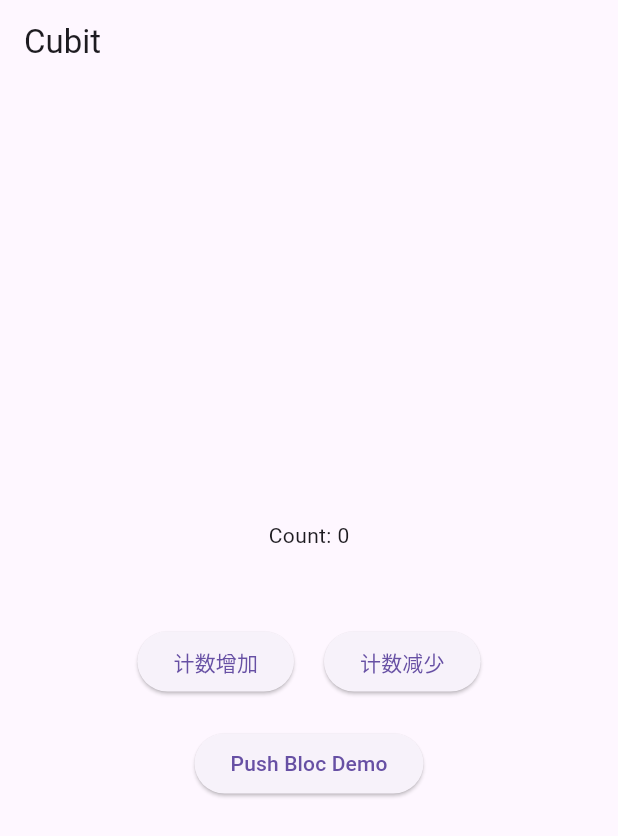
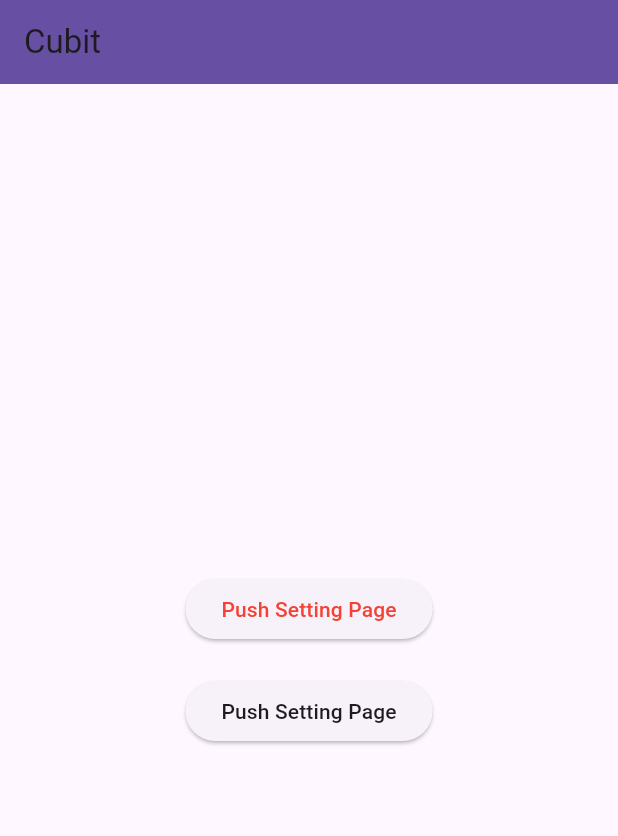
Before and after one commit to aichidoujiao/bloc_demo, a Flutter app: the screen it shows after launch, on a phone screen of 412 x 824 dp. Shown: the top 836 px of the screen. Run offline on Flutter 3.47's test engine with Material 3 defaults, Android fonts, the phone set to English and light mode, and no system bars; our stand-ins replace adaptive_theme, bloc, flutter_bloc, go_router.

Commit message:
颜色值定义 主题切换拓展属性

```diff
--- a/lib/main.dart
+++ b/lib/main.dart
@@ -1,25 +1,26 @@
+import 'package:adaptive_theme/adaptive_theme.dart';
+import 'package:bloc_demo/setting/setting_page.dart';
 import 'package:bloc_demo/user/bloc/user_blocs.dart';
 import 'package:flutter/material.dart';
 import 'package:flutter_bloc/flutter_bloc.dart';
 import 'package:go_router/go_router.dart';
 
-import 'user/cubit/count_cubit.dart';
+import 'theme/custom_theme.dart';
 import 'user/pages/my_bloc_page.dart';
 import 'user/pages/my_cubit_page.dart';
 
-void main() {
-  runApp(const MyApp());
+void main() async {
+  WidgetsFlutterBinding.ensureInitialized();
+  final savedThemeMode = await AdaptiveTheme.getThemeMode();
+  runApp(MyApp(savedThemeMode: savedThemeMode));
 }
 
 final GoRouter _router = GoRouter(
-  initialLocation: '/MyCubitPage',
+  initialLocation: '/',
   routes: [
     GoRoute(
-      path: '/MyCubitPage',
-      builder: (context, state) => BlocProvider(
-        create: (context) => CounterCubit(),
-        child: const MyCubitPage(),
-      ),
+      path: '/',
+      builder: (context, state) => const MyCubitPage(),
     ),
     GoRoute(
       path: '/MyBlocPage',
@@ -28,16 +29,31 @@ final GoRouter _router = GoRouter(
         child: const MyBlocPage(),
       ),
     ),
+    GoRoute(
+      path: '/SettingPage',
+      builder: (context, state) => const SettingPage(),
+    ),
   ],
 );
 
 class MyApp extends StatelessWidget {
-  const MyApp({super.key});
+  final AdaptiveThemeMode? savedThemeMode;
+
+  const MyApp({super.key, this.savedThemeMode});
 
   @override
   Widget build(BuildContext context) {
-    return MaterialApp.router(
-      routerConfig: _router,
+    return AdaptiveTheme(
+      light: ThemeLight.themeData,
+      dark: ThemeDark.themeData,
+      initial: savedThemeMode ?? AdaptiveThemeMode.light,
+      builder: (theme, darkTheme) => MaterialApp.router(
+        title: 'Adaptive Theme Demo',
+        theme: theme,
+        darkTheme: darkTheme,
+        routerConfig: _router,
+      ),
+      debugShowFloatingThemeButton: true,
     );
   }
 }
--- /dev/null
+++ b/lib/theme/custom_theme.dart
@@ -0,0 +1,3 @@
+export 'theme_dark.dart';
+export 'theme_light.dart';
+export 'extension_theme.dart';
--- /dev/null
+++ b/lib/theme/theme_dark.dart
@@ -0,0 +1,30 @@
+import 'package:flutter/material.dart';
+
+class ThemeDark {
+  static final ThemeData themeData = ThemeData(brightness: Brightness.dark);
+  static Color brand1 = const Color(0xFF1A222B);
+  static Color brand2 = const Color(0xFF243344);
+  static Color brand3 = const Color(0xFF304459);
+  static Color brand4 = const Color(0xFF7EAEE6);
+  static Color brand5 = const Color(0xFF558ED9);
+  static Color brand6 = const Color(0xFF2F6DCD);
+  static Color brand7 = const Color(0xFF1E50A6);
+  static Color fill1 = const Color(0xFF32353B);
+  static Color fill2 = const Color(0xFF292C31);
+  static Color fill3 = const Color(0xFF1E2024);
+  static Color fill4 = const Color(0xFF595C63);
+  static Color fill5 = const Color(0xFF00050E);
+  static Color fill6 = const Color(0xFF262626);
+  static Color fill7 = const Color(0xFF262626);
+  static Color surface0 = const Color(0xFF141414);
+  static Color surface1 = const Color(0xFF1E2024);
+  static Color surface2 = const Color(0xFF1E2024);
+  static Color surface3 = const Color(0xFF292C31);
+  static Color text1 = const Color(0xFFF0F1F5);
+  static Color text2 = const Color(0xFF9798A1);
+  static Color text3 = const Color(0xFF868991);
+  static Color text4 = const Color(0xFF595C63);
+  static Color text5 = const Color(0xFFF0F1F5);
+  static Color text6 = const Color(0xFF1A222B);
+  static Color text7 = const Color(0x66FFFFFF);
+}
--- /dev/null
+++ b/lib/theme/theme_light.dart
@@ -0,0 +1,30 @@
+import 'package:flutter/material.dart';
+
+class ThemeLight {
+  static final ThemeData themeData = ThemeData(brightness: Brightness.light);
+  static Color brand1 = const Color(0xFFF0F8FF);
+  static Color brand2 = const Color(0xFFDEF0FF);
+  static Color brand3 = const Color(0xFFACCFF2);
+  static Color brand4 = const Color(0xFF3D5C7B);
+  static Color brand5 = const Color(0xFF558ED9);
+  static Color brand6 = const Color(0xFF2F6DCD);
+  static Color brand7 = const Color(0xFF1E50A6);
+  static Color fill1 = const Color(0xFFE6E8ED);
+  static Color fill2 = const Color(0xFFF0F1F5);
+  static Color fill3 = const Color(0xFFF5F6FA);
+  static Color fill4 = const Color(0xFFFFFFFF);
+  static Color fill5 = const Color(0xFF141414);
+  static Color fill6 = const Color(0xFF292C31);
+  static Color fill7 = const Color(0xFF32353B);
+  static Color surface0 = const Color(0xFFE6E8ED);
+  static Color surface1 = const Color(0xFFFFFFFF);
+  static Color surface2 = const Color(0xFFFFFFFF);
+  static Color surface3 = const Color(0xFFFFFFFF);
+  static Color text1 = const Color(0xFF141414);
+  static Color text2 = const Color(0xFF595C63);
+  static Color text3 = const Color(0xFF9798A1);
+  static Color text4 = const Color(0xFFCBCED4);
+  static Color text5 = const Color(0xFFFFFFFF);
+  static Color text6 = const Color(0xFFFFFFFF);
+  static Color text7 = const Color(0x66FFFFFF);
+}
--- a/lib/user/cubit/count_cubit.dart
+++ b/lib/user/cubit/count_cubit.dart
@@ -2,8 +2,8 @@ import 'package:bloc/bloc.dart';
 
 // 定义状态
 class CounterState {
-  final int count;
-  CounterState(this.count);
+  final bool isDark;
+  CounterState(this.isDark);
 }
 
 // 定义事件
@@ -15,14 +15,10 @@ class DecrementEvent extends CounterEvent {}
 
 // 定义 Cubit
 class CounterCubit extends Cubit<CounterState> {
-  CounterCubit() : super(CounterState(0));
+  CounterCubit() : super(CounterState(false));
 
   // 处理事件
-  void increment() {
-    emit(CounterState(state.count + 1));
-  }
-
-  void decrement() {
-    emit(CounterState(state.count - 1));
+  void toggleDarkModel(bool dark) {
+    emit(CounterState(dark));
   }
 }
--- a/lib/user/pages/my_cubit_page.dart
+++ b/lib/user/pages/my_cubit_page.dart
@@ -1,3 +1,4 @@
+import 'package:bloc_demo/theme/custom_theme.dart';
 import 'package:bloc_demo/user/cubit/count_cubit.dart';
 import 'package:flutter/material.dart';
 import 'package:flutter_bloc/flutter_bloc.dart';
@@ -9,46 +10,35 @@ class MyCubitPage extends StatelessWidget {
 
   @override
   Widget build(BuildContext context) {
-    final CounterCubit counterCubit = context.read<CounterCubit>();
-
     return Scaffold(
-      appBar: AppBar(title: const Text('Cubit')),
+      appBar: AppBar(
+        title: const Text('Cubit'),
+        backgroundColor: context.colorScheme.primary,
+      ),
       body: Center(
         child: Expanded(
           child: Column(
             mainAxisAlignment: MainAxisAlignment.center,
             crossAxisAlignment: CrossAxisAlignment.center,
             children: [
-              BlocBuilder<CounterCubit, CounterState>(
-                builder: (context, state) {
-                  return Text('Count: ${state.count}');
+              ElevatedButton(
+                onPressed: () {
+                  context.push('/SettingPage');
                 },
-              ),
-              const SizedBox(height: 50),
-              Row(
-                mainAxisAlignment: MainAxisAlignment.center,
-                children: [
-                  ElevatedButton(
-                    onPressed: () {
-                      counterCubit.increment();
-                    },
-                    child: const Text('计数增加'),
-                  ),
-                  const SizedBox(width: 20),
-                  ElevatedButton(
-                    onPressed: () {
-                      counterCubit.decrement();
-                    },
-                    child: const Text('计数减少'),
-                  ),
-                ],
+                child: const Text(
+                  'Push Setting Page',
+                  style: TextStyle(color: Colors.red),
+                ),
               ),
               const SizedBox(height: 20),
               ElevatedButton(
                 onPressed: () {
                   context.push('/MyBlocPage');
                 },
-                child: const Text('Push Bloc Demo'),
+                child: Text(
+                  'Push Setting Page',
+                  style: context.textTheme.labelLarge,
+                ),
               ),
             ],
           ),
```
Also changed, not shown: lib/setting/setting_page.dart (added, +70 -0 lines), lib/theme/extension_theme.dart (added, +37 -0 lines), lib/user/pages/my_bloc_page.dart (+8 -5 lines), pubspec.yaml (+12 -0 lines), pubspec.lock, 11 other files.
